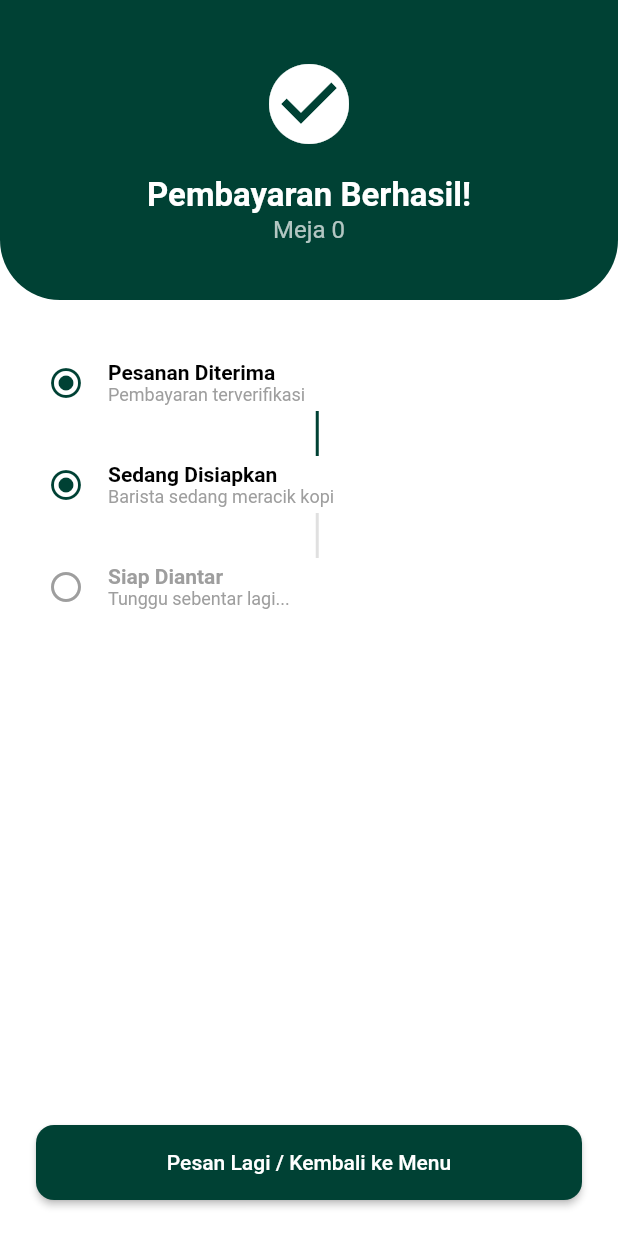
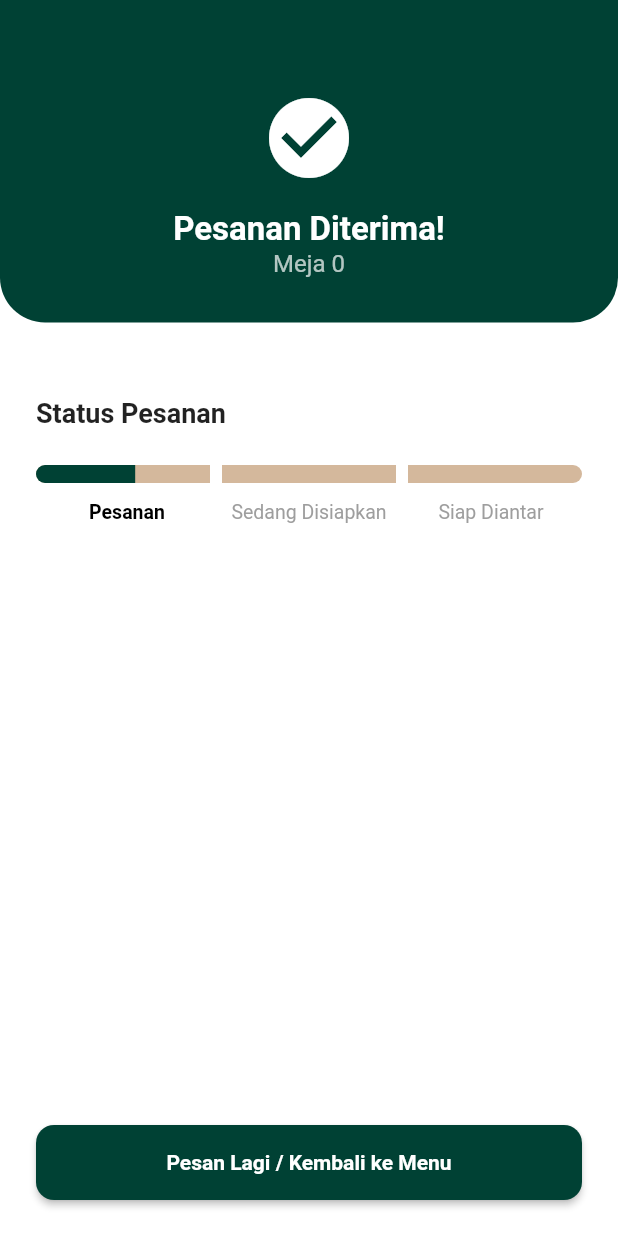
Before and after one commit to bagusromadhon/CoffeShop_APP, a Flutter app: the OrderStatusPage screen opened directly with empty values, on a phone screen of 412 x 824 dp. Run offline on Flutter 3.47's test engine with Material 3 defaults, Android fonts, the phone set to English and light mode, and no system bars; our stand-ins replace firebase_core, firebase_messaging, flutter_dotenv, flutter_local_notifications, flutter_map, geolocator and 6 more; accounts and stored records are empty.

Commit message:
[update] ui track order status with animasi

```diff
--- a/lib/features/order/presentation/order_status_page.dart
+++ b/lib/features/order/presentation/order_status_page.dart
@@ -1,27 +1,65 @@
 import 'package:flutter/material.dart';
 import 'package:get/get.dart';
-import '../../home/presentation/home_page.dart'; // Pastikan path benar
+import '../../home/presentation/home_page.dart';
 
-class OrderStatusPage extends StatelessWidget {
+class OrderStatusPage extends StatefulWidget {
   final int tableNumber;
   const OrderStatusPage({super.key, required this.tableNumber});
 
   @override
+  State<OrderStatusPage> createState() => _OrderStatusPageState();
+}
+
+class _OrderStatusPageState extends State<OrderStatusPage>
+    with SingleTickerProviderStateMixin {
+  // Warna sesuai tema KEKO
+  final Color darkGreen = const Color(0xFF004134);
+  final Color bgBrown = const Color(0xFFC4A484);
+  final Color inactiveBrown = const Color(0xFFD4B89C); // Warna cokelat lebih terang untuk yang belum aktif
+
+  late AnimationController _controller;
+  late Animation<double> _progressAnimation;
+
+  @override
+  void initState() {
+    super.initState();
+
+    // --- SETUP ANIMASI DEMO ---
+    // Kita set durasi 10 detik untuk simulasi dari tahap 1 sampai selesai tahap 3.
+    // Total nilai 3.0 merepresentasikan 3 tahap penuh.
+    _controller = AnimationController(
+      vsync: this,
+      duration: const Duration(seconds: 10),
+    );
+
+    _progressAnimation = Tween<double>(begin: 0.0, end: 3.0).animate(
+      CurvedAnimation(parent: _controller, curve: Curves.linear),
+    );
+
+    // Mulai animasi segera setelah halaman dibuka
+    _controller.forward();
+    // --------------------------
+  }
+
+  @override
+  void dispose() {
+    _controller.dispose();
+    super.dispose();
+  }
+
+  @override
   Widget build(BuildContext context) {
-    const Color darkGreen = Color(0xFF004134);
-    const Color bgBrown = Color(0xFFC4A484);
-
     return Scaffold(
       backgroundColor: Colors.white,
       body: Column(
         children: [
-          // Header Hijau Melengkung
+          // HEADER HIJAU (Sama seperti sebelumnya)
           Container(
             width: double.infinity,
-            height: 200,
-            decoration: const BoxDecoration(
+            padding: const EdgeInsets.only(top: 60, bottom: 30),
+            decoration: BoxDecoration(
               color: darkGreen,
-              borderRadius: BorderRadius.vertical(bottom: Radius.circular(40)),
+              borderRadius: const BorderRadius.vertical(bottom: Radius.circular(30)),
             ),
             child: Column(
               mainAxisAlignment: MainAxisAlignment.center,
@@ -29,48 +67,55 @@ class OrderStatusPage extends StatelessWidget {
                 const Icon(Icons.check_circle, color: Colors.white, size: 64),
                 const SizedBox(height: 16),
                 const Text(
-                  "Pembayaran Berhasil!",
-                  style: TextStyle(fontSize: 22, fontWeight: FontWeight.bold, color: Colors.white),
+                  "Pesanan Diterima!",
+                  style: TextStyle(
+                      fontSize: 22, fontWeight: FontWeight.bold, color: Colors.white),
                 ),
                 Text(
-                  "Meja $tableNumber",
+                  "Meja ${widget.tableNumber}",
                   style: const TextStyle(fontSize: 16, color: Colors.white70),
                 ),
               ],
             ),
           ),
 
-          const SizedBox(height: 40),
+          const SizedBox(height: 50),
 
-          // Timeline Status (Simulasi)
+          // BAGIAN STATUS TRACKER BERANIMASI
           Padding(
-            padding: const EdgeInsets.symmetric(horizontal: 32),
+            padding: const EdgeInsets.symmetric(horizontal: 24.0),
             child: Column(
+              crossAxisAlignment: CrossAxisAlignment.start,
               children: [
-                _buildStep(true, "Pesanan Diterima", "Pembayaran terverifikasi"),
-                _buildLine(true),
-                _buildStep(true, "Sedang Disiapkan", "Barista sedang meracik kopi"),
-                _buildLine(false),
-                _buildStep(false, "Siap Diantar", "Tunggu sebentar lagi..."),
+                const Text(
+                  "Status Pesanan",
+                  style: TextStyle(fontSize: 18, fontWeight: FontWeight.bold),
+                ),
+                const SizedBox(height: 24),
+
+                // WIDGET UTAMA ANIMASI TRACKER
+                _buildAnimatedTracker(),
               ],
             ),
           ),
 
           const Spacer(),
 
-          // Tombol Kembali ke Home
+          // TOMBOL KEMBALI
           Padding(
             padding: const EdgeInsets.all(24),
             child: SizedBox(
               width: double.infinity,
               height: 50,
               child: ElevatedButton(
-                onPressed: () => Get.offAll(() => const HomePage()), // Kembali ke Home & Reset Route
+                onPressed: () => Get.offAll(() => const HomePage()),
                 style: ElevatedButton.styleFrom(
                   backgroundColor: darkGreen,
-                  shape: RoundedRectangleBorder(borderRadius: BorderRadius.circular(12)),
+                  shape: RoundedRectangleBorder(
+                      borderRadius: BorderRadius.circular(12)),
                 ),
-                child: const Text("Pesan Lagi / Kembali ke Menu", style: TextStyle(color: Colors.white)),
+                child: const Text("Pesan Lagi / Kembali ke Menu",
+                    style: TextStyle(color: Colors.white, fontWeight: FontWeight.bold)),
               ),
             ),
           ),
@@ -79,31 +124,102 @@ class OrderStatusPage extends StatelessWidget {
     );
   }
 
-  Widget _buildStep(bool isActive, String title, String subtitle) {
-    return Row(
-      children: [
-        Icon(
-          isActive ? Icons.radio_button_checked : Icons.radio_button_unchecked,
-          color: isActive ? const Color(0xFF004134) : Colors.grey,
-        ),
-        const SizedBox(width: 16),
-        Column(
-          crossAxisAlignment: CrossAxisAlignment.start,
+  // Widget untuk membangun keseluruhan tracker (Baris bar + Baris Teks)
+  Widget _buildAnimatedTracker() {
+    return AnimatedBuilder(
+      animation: _progressAnimation,
+      builder: (context, child) {
+        // Nilai saat ini (0.0 sampai 3.0)
+        double currentValue = _progressAnimation.value;
+
+        return Column(
           children: [
-            Text(title, style: TextStyle(fontWeight: FontWeight.bold, color: isActive ? Colors.black : Colors.grey)),
-            Text(subtitle, style: TextStyle(fontSize: 12, color: Colors.grey)),
+            // BARIS PROGRESS BAR
+            Row(
+              children: [
+                // Tahap 1: Pesanan (Index 0)
+                _buildAnimatedBarSegment(index: 0, currentValue: currentValue, isFirst: true),
+                const SizedBox(width: 8),
+                // Tahap 2: Sedang Disiapkan (Index 1)
+                _buildAnimatedBarSegment(index: 1, currentValue: currentValue),
+                const SizedBox(width: 8),
+                // Tahap 3: Siap Diantar (Index 2)
+                _buildAnimatedBarSegment(index: 2, currentValue: currentValue, isLast: true),
+              ],
+            ),
+            const SizedBox(height: 12),
+            // BARIS LABEL TEKS
+            Row(
+              mainAxisAlignment: MainAxisAlignment.spaceBetween,
+              children: [
+                _buildStageLabel("Pesanan", currentValue >= 0.5), // Aktif jika progress > 0.5
+                _buildStageLabel("Sedang Disiapkan", currentValue >= 1.5),
+                _buildStageLabel("Siap Diantar", currentValue >= 2.5),
+              ],
+            ),
           ],
-        )
-      ],
+        );
+      },
     );
   }
 
-  Widget _buildLine(bool isActive) {
-    return Container(
-      margin: const EdgeInsets.only(left: 11, top: 4, bottom: 4),
-      height: 30,
-      width: 2,
-      color: isActive ? const Color(0xFF004134) : Colors.grey[300],
+  // Widget untuk membangun SATU segmen bar yang bisa terisi
+  Widget _buildAnimatedBarSegment({
+    required int index,
+    required double currentValue,
+    bool isFirst = false,
+    bool isLast = false,
+  }) {
+    // Logika inti: Menghitung seberapa penuh bar ini berdasarkan nilai total.
+    // Contoh: jika currentValue = 1.5 (tengah-tengah tahap 2).
+    // Untuk index 0: (1.5 - 0).clamp(0,1) = 1.0 (Penuh)
+    // Untuk index 1: (1.5 - 1).clamp(0,1) = 0.5 (Setengah Penuh)
+    // Untuk index 2: (1.5 - 2).clamp(0,1) = 0.0 (Kosong)
+    double fillPercentage = (currentValue - index).clamp(0.0, 1.0);
+
+    BorderRadius borderRadius = BorderRadius.horizontal(
+      left: isFirst ? const Radius.circular(10) : Radius.zero,
+      right: isLast ? const Radius.circular(10) : Radius.zero,
+    );
+
+    return Expanded(
+      child: Container(
+        height: 12,
+        // Background (warna cokelat terang / belum aktif)
+        decoration: BoxDecoration(
+          color: inactiveBrown,
+          borderRadius: borderRadius,
+        ),
+        // Stack untuk menumpuk warna hijau di atasnya
+        child: Stack(
+          children: [
+            // Widget yang lebarnya berubah sesuai fillPercentage
+            FractionallySizedBox(
+              widthFactor: fillPercentage, // Kunci animasinya disini
+              child: Container(
+                decoration: BoxDecoration(
+                  color: darkGreen, // Warna hijau aktif
+                  borderRadius: borderRadius,
+                ),
+              ),
+            ),
+          ],
+        ),
+      ),
+    );
+  }
+
+  Widget _buildStageLabel(String text, bool isActive) {
+    return Expanded(
+      child: Text(
+        text,
+        textAlign: TextAlign.center,
+        style: TextStyle(
+          fontSize: 13,
+          fontWeight: isActive ? FontWeight.bold : FontWeight.normal,
+          color: isActive ? Colors.black : Colors.grey,
+        ),
+      ),
     );
   }
 }
```
Also changed, not shown: lib/features/order/controllers/cart_controller.dart (deleted), lib/features/order/controllers/order_status_controller.dart (added).
